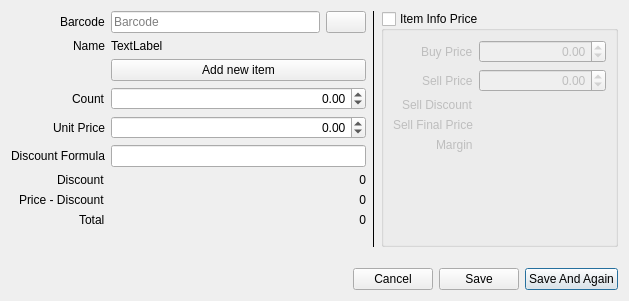
This is libgui/purchase/purchaseadditemdialog.ui in apinprastya/sultan as Qt 5 draws it before an edit. The edited form follows.
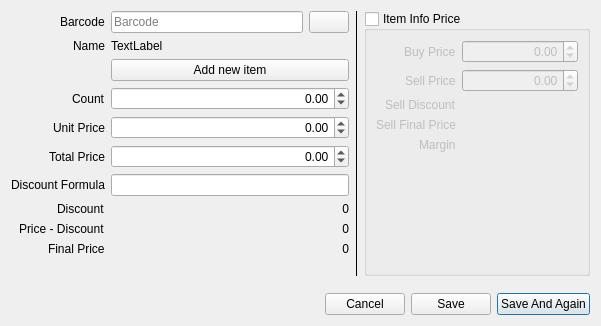
This is the edited form. Icons and pictures are not drawn.

Commit message: add total price on purchase add item

```diff
--- a/libgui/purchase/purchaseadditemdialog.ui
+++ b/libgui/purchase/purchaseadditemdialog.ui
@@ -6,8 +6,8 @@
    <rect>
     <x>0</x>
     <y>0</y>
-    <width>629</width>
-    <height>301</height>
+    <width>601</width>
+    <height>326</height>
    </rect>
   </property>
   <property name="windowTitle">
@@ -129,53 +129,43 @@
          </property>
         </widget>
        </item>
-       <item row="5" column="1">
+       <item row="6" column="1">
         <widget class="QLineEdit" name="lineDiscountFormula">
          <property name="alignment">
           <set>Qt::AlignRight|Qt::AlignTrailing|Qt::AlignVCenter</set>
          </property>
         </widget>
        </item>
-       <item row="5" column="0">
+       <item row="6" column="0">
         <widget class="QLabel" name="label_8">
          <property name="text">
           <string>Discount Formula</string>
          </property>
         </widget>
        </item>
-       <item row="6" column="0">
+       <item row="7" column="0">
         <widget class="QLabel" name="label_9">
          <property name="text">
           <string>Discount</string>
          </property>
         </widget>
        </item>
-       <item row="7" column="0">
+       <item row="8" column="0">
         <widget class="QLabel" name="label_10">
          <property name="text">
           <string>Price - Discount</string>
          </property>
         </widget>
        </item>
-       <item row="8" column="0">
+       <item row="9" column="0">
         <widget class="QLabel" name="label_5">
          <property name="text">
-          <string>Total</string>
-         </property>
-        </widget>
-       </item>
-       <item row="6" column="1">
-        <widget class="QLabel" name="labelDiscount">
-         <property name="text">
-          <string>0</string>
-         </property>
-         <property name="alignment">
-          <set>Qt::AlignRight|Qt::AlignTrailing|Qt::AlignVCenter</set>
+          <string>Final Price</string>
          </property>
         </widget>
        </item>
        <item row="7" column="1">
-        <widget class="QLabel" name="labelPriceDisc">
+        <widget class="QLabel" name="labelDiscount">
          <property name="text">
           <string>0</string>
          </property>
@@ -185,6 +175,16 @@
         </widget>
        </item>
        <item row="8" column="1">
+        <widget class="QLabel" name="labelPriceDisc">
+         <property name="text">
+          <string>0</string>
+         </property>
+         <property name="alignment">
+          <set>Qt::AlignRight|Qt::AlignTrailing|Qt::AlignVCenter</set>
+         </property>
+        </widget>
+       </item>
+       <item row="9" column="1">
         <widget class="QLabel" name="labelTotal">
          <property name="text">
           <string>0</string>
@@ -194,6 +194,26 @@
          </property>
         </widget>
        </item>
+       <item row="5" column="0">
+        <widget class="QLabel" name="label_12">
+         <property name="text">
+          <string>Total Price</string>
+         </property>
+        </widget>
+       </item>
+       <item row="5" column="1">
+        <widget class="QDoubleSpinBox" name="doubleTotal">
+         <property name="alignment">
+          <set>Qt::AlignRight|Qt::AlignTrailing|Qt::AlignVCenter</set>
+         </property>
+         <property name="minimum">
+          <double>-1000000000.000000000000000</double>
+         </property>
+         <property name="maximum">
+          <double>1000000000.000000000000000</double>
+         </property>
+        </widget>
+       </item>
       </layout>
      </item>
      <item>
```
Left out of the diff: 3 changed lines with no effect on the pictures. The commit also changes 4 other files.
